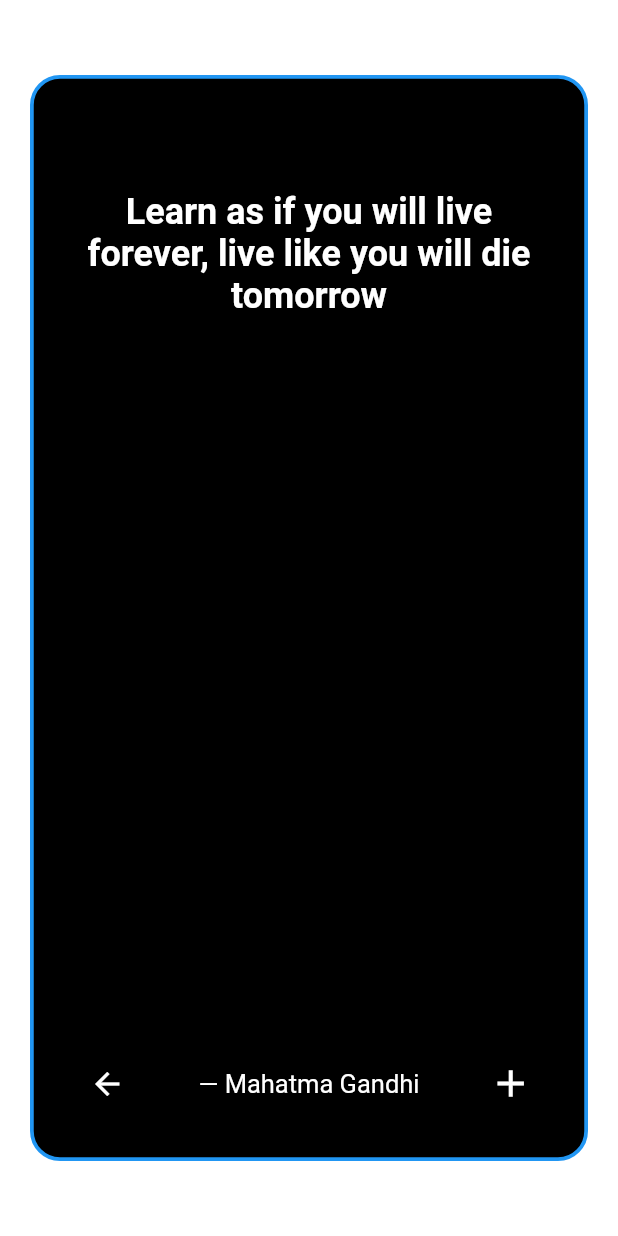
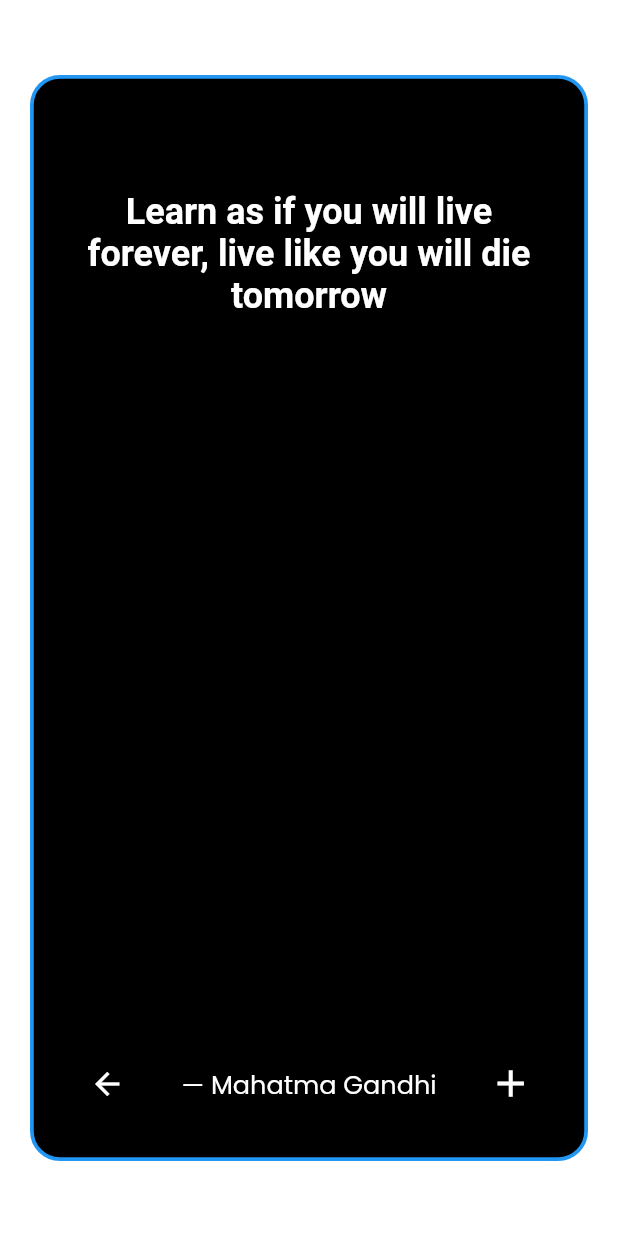
Before and after one commit to JideijeEmeka/life_advice, a Flutter app: the screen it shows after launch, after a tap on an icon or button, on a phone screen of 412 x 824 dp. Run offline on Flutter 3.47's test engine with Material 2 defaults, Android fonts, the phone set to English and light mode, and no system bars; drawn by our look-alikes of overlay_support; our stand-ins replace connectivity_plus, google_fonts, internet_connection_checker, mvc_pattern, persistent_bottom_nav_bar_v2, shared_preferences.

Commit message:
Add new text font

```diff
--- a/lib/app_text_styles.dart
+++ b/lib/app_text_styles.dart
@@ -1,9 +1,12 @@
 import 'package:flutter/material.dart';
+import 'package:google_fonts/google_fonts.dart';
 
 class AppTextStyles {
   static TextStyle normalTextStyle({required Color color}) {
-    return TextStyle(
-        fontSize: 17, color: color
+    return GoogleFonts.poppins(
+      textStyle: TextStyle(
+          fontSize: 17, color: color
+      )
     );
   }
   static TextStyle adviceTextStyle = const TextStyle(
```
